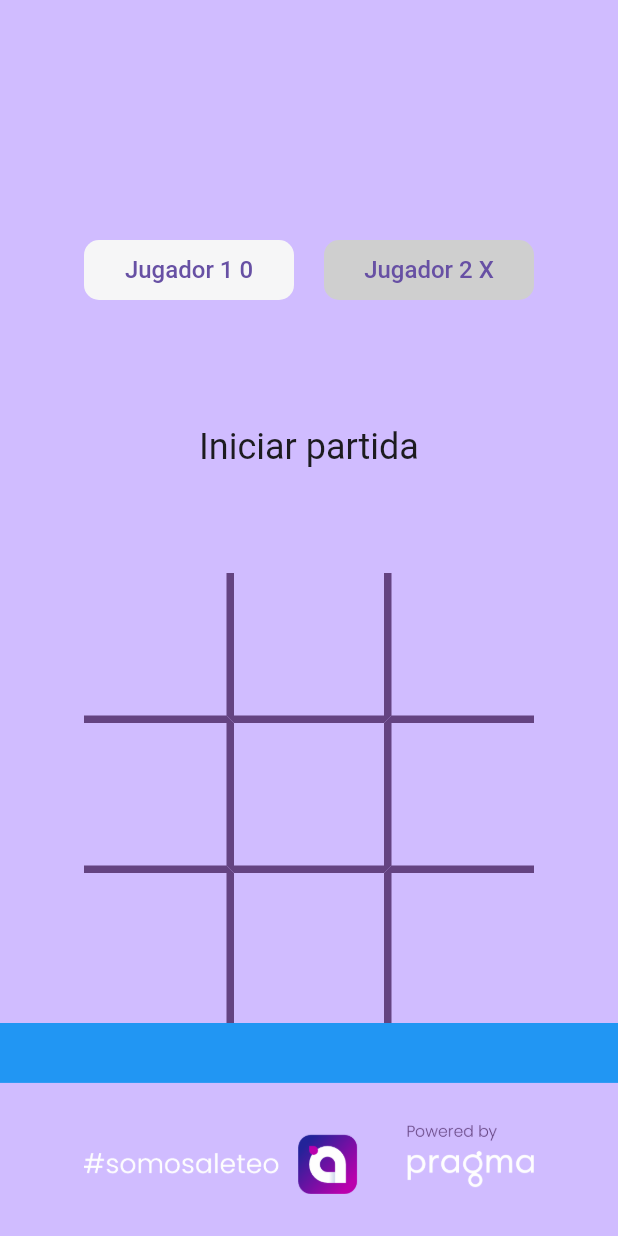
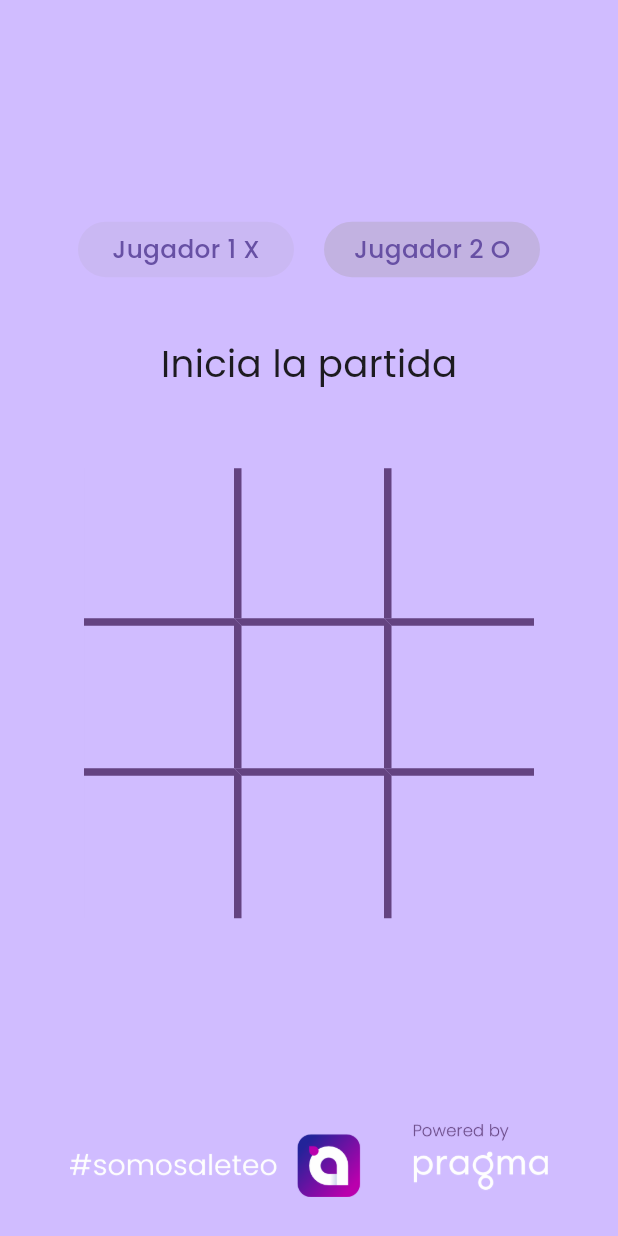
Before and after one commit to berand97/triqui-flutter, a Flutter app: the screen it shows after launch, on a phone screen of 412 x 824 dp. Run offline on Flutter 3.47's test engine with Material 2 defaults, Android fonts, the light colour scheme and no system bars; our stand-ins replace google_fonts.

Commit message:
Agregado la logica principal del juego.ademas, los assets de O y X, material y fuente Poppins

```diff
--- a/lib/my_app.dart
+++ b/lib/my_app.dart
@@ -1,14 +1,23 @@
 import 'package:flutter/material.dart';
-
+import 'package:google_fonts/google_fonts.dart';
 import 'view/screen/home_screen.dart';
 
 class MyApp extends StatelessWidget {
   const MyApp({Key? key}) : super(key: key);
   @override
   Widget build(BuildContext context) {
-    return const MaterialApp(
+    return  MaterialApp(
+      theme: _buildTheme(Brightness.light),
       debugShowCheckedModeBanner: false,
-      home: HomeScreen(),
+      home: const HomeScreen(),
     );
   }
+
+  ThemeData _buildTheme(brightness) {
+  var baseTheme = ThemeData(brightness: brightness, useMaterial3: true,);
+
+  return baseTheme.copyWith(
+    textTheme: GoogleFonts.poppinsTextTheme(baseTheme.textTheme),
+  );
 }
+}
--- /dev/null
+++ b/lib/utils/responsive.dart
@@ -0,0 +1,83 @@
+import 'dart:math' as math;
+
+import 'package:flutter/material.dart';
+
+/// Clase `Responsive` que proporciona métodos para calcular distancias basadas en porcentajes
+/// y dimensiones de dispositivo en una aplicación Flutter.
+class Responsive {
+  /// Método que devuelve la distancia calculada en función del [percent] proporcionado y
+  /// la altura del dispositivo.
+  ///
+  /// Parámetros:
+  /// - [context]: El BuildContext necesario para acceder a MediaQuery.
+  /// - [percent]: El porcentaje basado en el cual se calculará la distancia.
+  ///
+  /// Ejemplo:
+  /// Si el dispositivo tiene una altura de 892 y se pasa un [percent] de 50,
+  /// el método devuelve 446.
+  static double distancePercentFromHeight(
+      BuildContext context, double percent) {
+    // Altura total del dispositivo (ejemplo: 892).
+    double totalHeight = 892;
+
+    // Porcentaje total (utilizado para escalar correctamente).
+    double totalPercent = 100;
+
+    // Obtenemos la altura real del dispositivo mediante MediaQuery.
+    totalHeight = MediaQuery.of(context).size.height;
+
+    // Cálculo de la distancia utilizando la fórmula.
+    return (percent * totalHeight) / totalPercent;
+  }
+
+  /// Método que devuelve la distancia calculada en función del [percent] proporcionado y
+  /// el ancho del dispositivo.
+  ///
+  /// Parámetros:
+  /// - [context]: El BuildContext necesario para acceder a MediaQuery.
+  /// - [percent]: El porcentaje basado en el cual se calculará la distancia.
+  ///
+  /// Ejemplo:
+  /// Si el dispositivo tiene un ancho de 412 y se pasa un [percent] de 50,
+  /// el método devuelve 206.
+  static double distancePercentFromWidth(BuildContext context, double percent) {
+    // Ancho total del dispositivo (ejemplo: 412).
+    double totalWidth = 412;
+
+    // Porcentaje total (utilizado para escalar correctamente).
+    double totalPercent = 100;
+
+    // Obtenemos el ancho real del dispositivo mediante MediaQuery.
+    totalWidth = MediaQuery.of(context).size.width;
+
+    // Cálculo de la distancia utilizando la fórmula.
+    return (percent * totalWidth) / totalPercent;
+  }
+
+  /// Método que devuelve la distancia basada en la diagonal del dispositivo y el [percent] dado.
+  ///
+  /// Parámetros:
+  /// - [context]: El BuildContext necesario para acceder a MediaQuery.
+  /// - [percent]: El porcentaje basado en el cual se calculará la distancia.
+  ///
+  /// Ejemplo:
+  /// Si el dispositivo tiene un ancho de 300 y una altura de 400 (la diagonal sería 500 usando el teorema de Pitágoras),
+  /// y se pasa un [percent] de 50, el método devuelve 250.
+  static double distancePercentText(BuildContext context, double percent) {
+    double c = 412, totalPercent = 100;
+
+    // Obtenemos el ancho y la altura del dispositivo mediante MediaQuery.
+    double a = MediaQuery.of(context).size.width;
+    double b = MediaQuery.of(context).size.height;
+
+    // Calculamos la diagonal del dispositivo utilizando el teorema de Pitágoras.
+    c = math.sqrt(math.pow(a, 2) + math.pow(b, 2));
+    // Teorema =
+    // cˆ2 = aˆ2 + bˆ2
+    // c = longitud hipotenusa
+    // a,b = longitud lados
+
+    // Cálculo de la distancia utilizando la fórmula.
+    return (percent * c) / totalPercent;
+  }
+}
--- a/lib/view/screen/home_screen.dart
+++ b/lib/view/screen/home_screen.dart
@@ -1,212 +1,254 @@
 import 'package:flutter/material.dart';
+import 'package:triki_app/utils/responsive.dart';
 
 class HomeScreen extends StatelessWidget {
   const HomeScreen({Key? key}) : super(key: key);
+  @override
+  Widget build(BuildContext context) {
+    return const Scaffold(
+        backgroundColor: Color(0xFFD0BCFF), body: TrikiGame());
+  }
+}
+
+class TrikiGame extends StatefulWidget {
+  const TrikiGame({super.key});
+
+  @override
+  // ignore: library_private_types_in_public_api
+  _TrikiGameState createState() => _TrikiGameState();
+}
+
+class _TrikiGameState extends State<TrikiGame> {
+  late List<List<String>> _board;
+  late String _currentPlayer;
+  late bool _gameOver;
+  bool _isGameStarted = false;
+  final player1Color = const Color(0x0C596400);
+  final player2Color = const Color(0x1E596400);
+
+  @override
+  void initState() {
+    super.initState();
+    _initializeBoard();
+  }
+
+  void _initializeBoard() {
+    _board = List.generate(3, (_) => List.generate(3, (_) => ""));
+    _currentPlayer = "X";
+    _gameOver = false;
+  }
+
+  void _makeMove(int row, int col) {
+    if (!_gameOver && _board[row][col] == "") {
+      setState(() {
+        _board[row][col] = _currentPlayer;
+        if (!_isGameStarted) {
+          _isGameStarted = true;
+        }
+        if (_checkWinner(_currentPlayer)) {
+          _showWinnerDialog(_currentPlayer);
+          _gameOver = true;
+        } else if (_checkDraw()) {
+          //Aqui podria mostrarse el dialogo de empate
+          _gameOver = true;
+        } else {
+          _currentPlayer = (_currentPlayer == "X") ? "O" : "X";
+        }
+      });
+    }
+  }
+
+  bool _checkWinner(String player) {
+    // Verificar filas
+    for (int row = 0; row < 3; row++) {
+      if (_board[row][0] == player &&
+          _board[row][1] == player &&
+          _board[row][2] == player) {
+        return true;
+      }
+    }
+
+    // Verificar columnas
+    for (int col = 0; col < 3; col++) {
+      if (_board[0][col] == player &&
+          _board[1][col] == player &&
+          _board[2][col] == player) {
+        return true;
+      }
+    }
+
+    // Verificar diagonales
+    if (_board[0][0] == player &&
+        _board[1][1] == player &&
+        _board[2][2] == player) {
+      return true;
+    }
+    if (_board[0][2] == player &&
+        _board[1][1] == player &&
+        _board[2][0] == player) {
+      return true;
+    }
+
+    return false;
+  }
+
+  bool _checkDraw() {
+    for (int row = 0; row < 3; row++) {
+      for (int col = 0; col < 3; col++) {
+        if (_board[row][col] == "") {
+          // Si hay algún espacio vacío, el juego no ha terminado en empate.
+          return false;
+        }
+      }
+    }
+    // Si no hay espacios vacíos, el juego ha terminado en empate.
+    return true;
+  }
+
+  void _showWinnerDialog(String winner) {
+    String winnerText = (winner == "X") ? "Jugador 1" : "Jugador 2";
+    showDialog(
+      context: context,
+      builder: (context) {
+        return AlertDialog(
+          content: Text("El $winnerText ha ganado."),
+        );
+      },
+    );
+  }
+
+  //pensar en el metodo para mostrar alerta de empate
+
   @override
   Widget build(BuildContext context) {
     return Scaffold(
         backgroundColor: const Color(0xFFD0BCFF),
         body: Column(
           children: [
-          const SizedBox(height: 160),
+            SizedBox(
+              height: Responsive.distancePercentFromHeight(context, 17.9372),
+            ),
             Row(
               mainAxisAlignment: MainAxisAlignment.center,
               children: [
                 Container(
                   alignment: Alignment.center,
-                width: 140,
-                height: 40,
+                  height: Responsive.distancePercentFromHeight(context, 4.4843),
+                  width: Responsive.distancePercentFromWidth(context, 34.9515),
                   decoration: BoxDecoration(
-                  color: Color.fromARGB(255, 246, 246, 247),
-                  borderRadius: BorderRadius.circular(10),
+                    color: _currentPlayer == "X" ? player1Color : player2Color,
+                    borderRadius: BorderRadius.circular(100),
                   ),
-                child: const Text(
-                  'Jugador 1 0',
+                  child: Text(
+                    'Jugador 1 X',
                     style: TextStyle(
-                    fontSize: 16,
                       fontWeight: FontWeight.w500,
-                    color: Color(0xFF6750A4),
+                      color: const Color(0xFF6750A4),
+                      fontSize: Responsive.distancePercentText(context, 1.7937),
                     ),
                   ),
                 ),
-              const SizedBox(width: 20),
+                SizedBox(
+                  width: Responsive.distancePercentFromWidth(context, 4.8544),
+                ),
                 Container(
                   alignment: Alignment.center,
-                width: 140,
-                height: 40,
+                  height: Responsive.distancePercentFromHeight(context, 4.4843),
+                  width: Responsive.distancePercentFromWidth(context, 34.9515),
                   decoration: BoxDecoration(
-                  color: Color.fromARGB(255, 207, 207, 207),
-                  borderRadius: BorderRadius.circular(10),
+                    color: _currentPlayer == "O" ? player1Color : player2Color,
+                    borderRadius: BorderRadius.circular(100),
                   ),
-                child: const Text(
-                  'Jugador 2 X',
+                  child: Text(
+                    'Jugador 2 O',
                     style: TextStyle(
-                    fontSize: 16,
                       fontWeight: FontWeight.w500,
-                    color: Color(0xFF6750A4),
+                      color: const Color(0xFF6750A4),
+                      fontSize: Responsive.distancePercentText(context, 1.7937),
                     ),
                   ),
                 ),
               ],
             ),
-          const SizedBox(height: 84),
-          const Text(
-            'Iniciar partida',
+            SizedBox(
+              height: Responsive.distancePercentFromHeight(context, 4.9327),
+            ),
+            InkWell(
+              onTap: () {
+                setState(() {
+                  _initializeBoard();
+                  _isGameStarted = false;
+                });
+              },
+              child: Text(
+                _isGameStarted ? 'Reiniciar' : 'Inicia la partida',
                 style: TextStyle(
-              fontSize: 24,
-              fontWeight: FontWeight.w400,
-              color: Color(0xFF1C1B1F),
+                    fontSize: Responsive.distancePercentText(context, 2.6906)),
               ),
             ),
-          const SizedBox(height: 70),
+            SizedBox(
+              height: Responsive.distancePercentFromHeight(context, 6.2780),
+            ),
+            Center(
+              child: Column(
+                mainAxisAlignment: MainAxisAlignment.center,
+                children: <Widget>[
+                  for (int row = 0; row < 3; row++)
                     Row(
                       mainAxisAlignment: MainAxisAlignment.center,
-            children: [
-              Container(
-                width: 100,
-                height: 100,
-                decoration: const BoxDecoration(
+                      children: <Widget>[
+                        for (int col = 0; col < 3; col++)
+                          GestureDetector(
+                            onTap: () => _makeMove(row, col),
+                            child: Container(
+                              width: 100.0,
+                              height: 100.0,
+                              decoration: BoxDecoration(
                                 border: Border(
-                    bottom: BorderSide(
-                      color: Color(0xFF644381),
-                      width: 5,
+                                  top: BorderSide(
+                                    color: const Color(
+                                        0xFF644381), // Cambiar el color según tus necesidades
+                                    width: row > 0 ? 5 : 0.01,
                                   ),
-                    right: BorderSide(
-                      color: Color(0xFF644381),
-                      width: 5,
+                                  left: BorderSide(
+                                    color: const Color(
+                                        0xFF644381), // Cambiar el color según tus necesidades
+                                    width: col > 0 ? 5 : 0.01,
                                   ),
                                 ),
                               ),
-              ),
-              Container(
-                width: 100,
-                height: 100,
-                decoration: const BoxDecoration(
-                  border: Border(
-                    bottom: BorderSide(
-                      color: Color(0xFF644381),
-                      width: 5,
-                    ),
-                  ),
-                ),
-              ),
-              Container(
-                width: 100,
-                height: 100,
-                decoration: const BoxDecoration(
-                  border: Border(
-                    left: BorderSide(
-                      color: Color(0xFF644381),
-                      width: 5,
-                    ),
-                    bottom: BorderSide(
-                      color: Color(0xFF644381),
-                      width: 5,
-                    ),
+                              child: Center(
+                                child: _board[row][col] == "X"
+                                    ? Image.asset('assets/images/X.png',
+                                        width: 50,
+                                        height:
+                                            50) // Cambiar ruta y tamaño según tus necesidades
+                                    : _board[row][col] == "O"
+                                        ? Image.asset('assets/images/O.png',
+                                            width: 50,
+                                            height:
+                                                50) // Cambiar ruta y tamaño según tus necesidades
+                                        : null,
                               ),
                             ),
                           ),
                       ],
                     ),
-          Row(
-            mainAxisAlignment: MainAxisAlignment.center,
-            children: [
-              Container(
-                width: 100,
-                height: 100,
-                decoration: const BoxDecoration(
-                  border: Border(
-                    bottom: BorderSide(
-                      color: Color(0xFF644381),
-                      width: 5,
-                    ),
-                    right: BorderSide(
-                      color: Color(0xFF644381),
-                      width: 5,
+                ],
               ),
             ),
+            const Expanded(child: SizedBox.shrink()),
+            Padding(
+              padding: EdgeInsets.only(
+                bottom: Responsive.distancePercentFromHeight(context, 3.1390),
               ),
-              ),
-              Container(
-                width: 100,
-                height: 100,
-                decoration: const BoxDecoration(
-                  border: Border(
-                      bottom: BorderSide(
-                    color: Color(0xFF644381),
-                    width: 5,
-                  )),
-                ),
-              ),
-              Container(
-                width: 100,
-                height: 100,
-                decoration: const BoxDecoration(
-                  border: Border(
-                    bottom: BorderSide(
-                      color: Color(0xFF644381),
-                      width: 5,
-                    ),
-                    left: BorderSide(
-                      color: Color(0xFF644381),
-                      width: 5,
-                    ),
-                  ),
+              child: Image(
+                image: const AssetImage('assets/images/pragma-patreon.png'),
+                height: Responsive.distancePercentFromHeight(context, 5.9417),
+                width: Responsive.distancePercentFromWidth(context, 83.4951),
               ),
             ),
           ],
-          ),
-          Row(
-            mainAxisAlignment: MainAxisAlignment.center,
-            children: [
-              Container(
-                width: 100,
-                height: 100,
-                decoration: const BoxDecoration(
-                  border: Border(
-                    right: BorderSide(
-                      color: Color(0xFF644381),
-                      width: 5,
-                    ),
-                  ),
-                ),
-              ),
-              Container(
-                width: 100,
-                height: 100,
-                decoration: const BoxDecoration(
-                  border: Border(),
-                ),
-              ),
-              Container(
-                width: 100,
-                height: 100,
-                decoration: const BoxDecoration(
-                  border: Border(
-                    left: BorderSide(
-                      color: Color(0xFF644381),
-                      width: 5,
-                    ),
-                  ),
-                ),
-              ),
-            ],
-          ),
-          Expanded(
-            child: Container(
-              color: Colors.blue,
-            ),
-          ),
-          const Padding(
-            padding:  EdgeInsets.all(28),
-            child:  Image(
-              alignment: Alignment.bottomCenter,
-              image: AssetImage('assets/images/pragma-patreon.png'),
-              width: 300,
-            ),
-          ),
-        ],
-      ),
-    );
+        ));
   }
 }
--- a/pubspec.yaml
+++ b/pubspec.yaml
@@ -28,6 +28,7 @@ environment:
 # the latest version available on pub.dev. To see which dependencies have newer
 # versions available, run `flutter pub outdated`.
 dependencies:
+  google_fonts: ^5.1.0
   flutter:
     sdk: flutter
 
@@ -60,7 +61,7 @@ flutter:
 
   # To add assets to your application, add an assets section, like this:
   assets:
-      - assets/images/pragma-patreon.png
+      - assets/images/
   #   - images/a_dot_ham.jpeg
 
   # An image asset can refer to one or more resolution-specific "variants", see
```
Also changed, not shown: assets/images/O.png (added), assets/images/X.png (added), lib/domain/usecases/Initialize_table_useCase.dart (added), pubspec.lock, 10 other files. Lines whose indentation alone changed are shown as unchanged.
